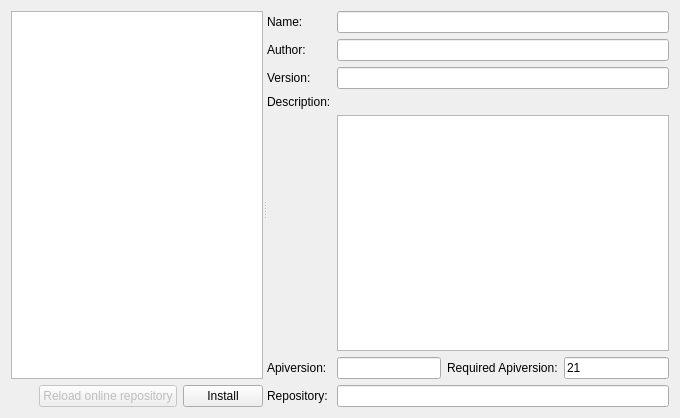
Before: the Qt Designer form ressources/repository.ui in pathmann/pyTSon, drawn with Qt 5.
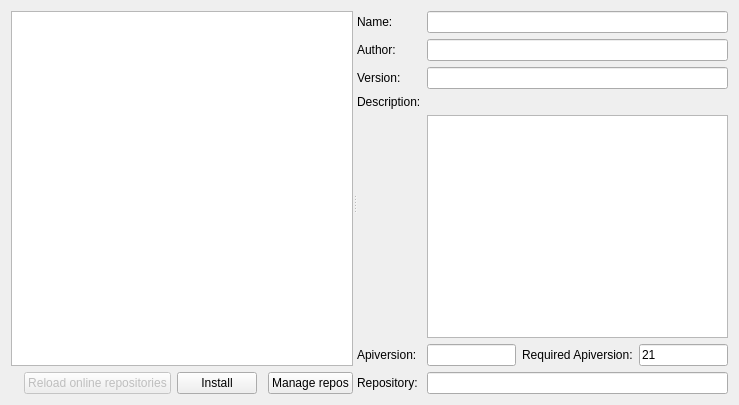
After: the same form once the commit is applied.

The edit to the form file:
```diff
--- a/ressources/repository.ui
+++ b/ressources/repository.ui
@@ -6,8 +6,8 @@
    <rect>
     <x>0</x>
     <y>0</y>
-    <width>680</width>
-    <height>418</height>
+    <width>739</width>
+    <height>405</height>
    </rect>
   </property>
   <property name="windowTitle">
@@ -39,7 +39,7 @@
             <bool>false</bool>
            </property>
            <property name="text">
-            <string>Reload online repository</string>
+            <string>Reload online repositories</string>
            </property>
           </widget>
          </item>
@@ -50,6 +50,26 @@
            </property>
           </widget>
          </item>
+         <item>
+          <spacer name="horizontalSpacer">
+           <property name="orientation">
+            <enum>Qt::Horizontal</enum>
+           </property>
+           <property name="sizeHint" stdset="0">
+            <size>
+             <width>40</width>
+             <height>20</height>
+            </size>
+           </property>
+          </spacer>
+         </item>
+         <item>
+          <widget class="QPushButton" name="repositoryButton">
+           <property name="text">
+            <string>Manage repos</string>
+           </property>
+          </widget>
+         </item>
         </layout>
        </item>
       </layout>
```
